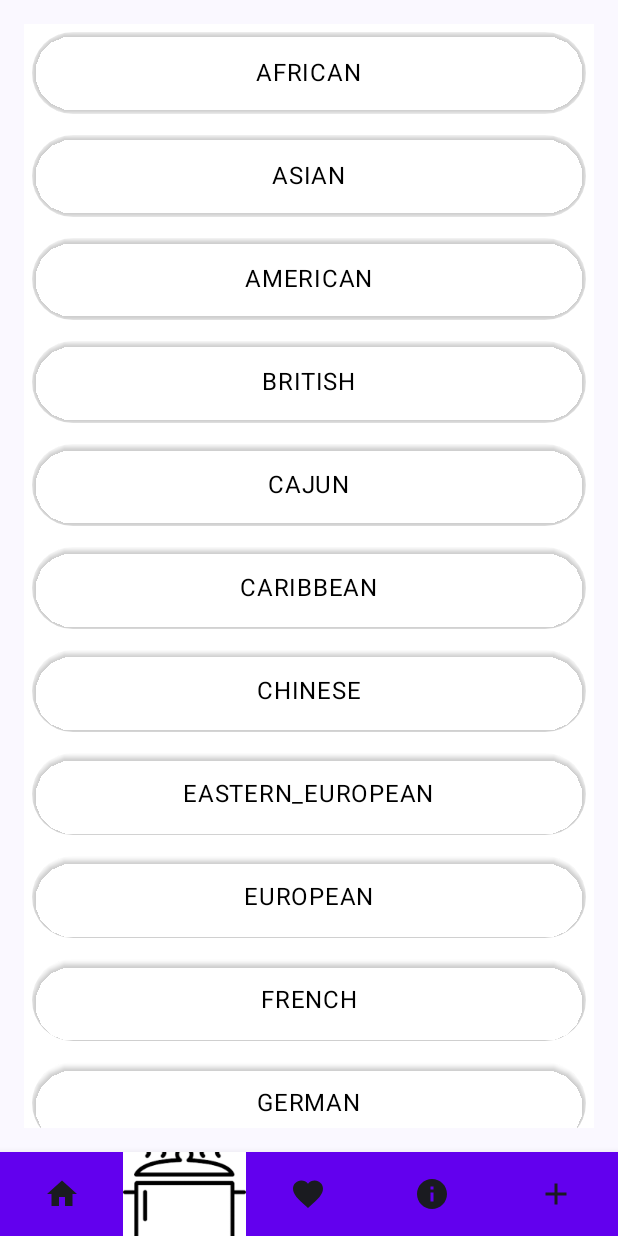
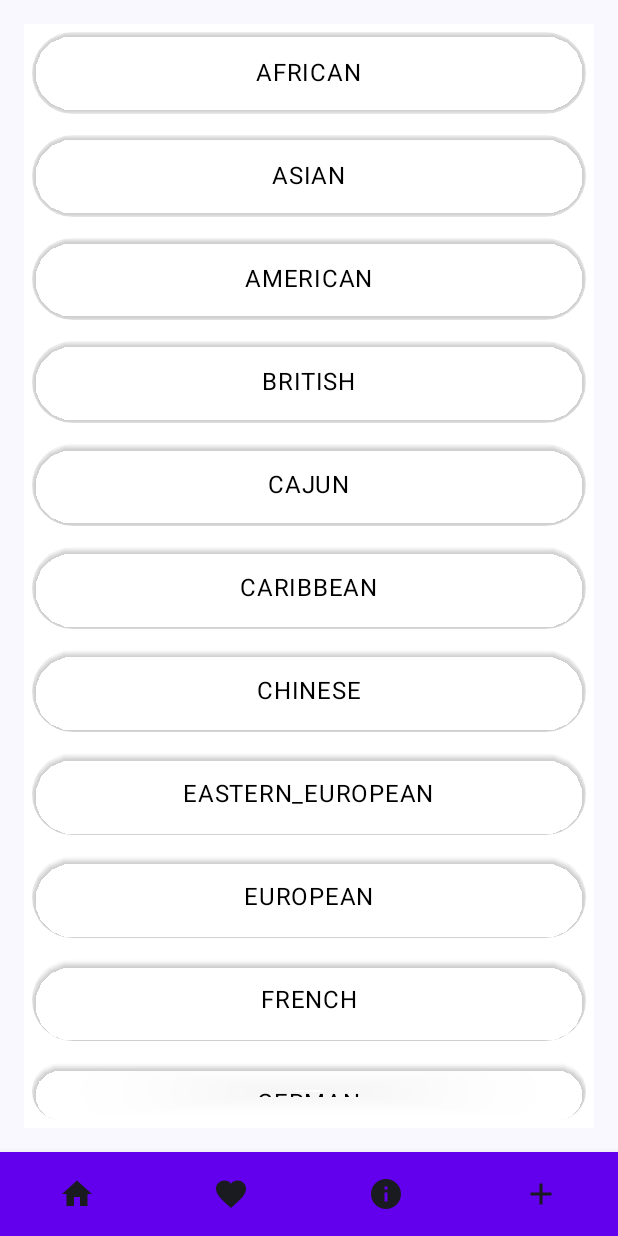
Before and after one commit to AyoubNedjar/RecipeFinderApp, an Android app built with Jetpack Compose: the SelectCuisineScreen screen opened through its navigation route, on a phone screen of 412 x 824 dp. Run offline under Robolectric (Android 15) with nearby library versions, the phone set to English and light mode, and no system bars.

Commit message:
correction projet + Qualité application UX : point 3,4, 6, 7 sont fait + Qualité application Bugs/Crashes  :points 3, 5 faits

```diff
--- a/app/src/main/java/com/example/mob_ayoub_project/Control.kt
+++ b/app/src/main/java/com/example/mob_ayoub_project/Control.kt
@@ -22,7 +22,6 @@ import androidx.navigation.NavHostController
 import androidx.navigation.compose.NavHost
 import androidx.navigation.compose.composable
 import androidx.navigation.compose.rememberNavController
-import com.example.mob_ayoub_project.ui.screens.login.He2bImage
 import com.example.mob_ayoub_project.ui.screens.login.StartConnection
 import androidx.compose.material.BottomNavigation
 import androidx.compose.material.BottomNavigationItem
@@ -55,7 +54,6 @@ import java.net.URLEncoder
  */
 enum class AyoubScreen(@StringRes val title: Int) {
     Start(title = R.string.app_name),
-    He2b(title = R.string.he2b),
     About(title = R.string.about),
     Cuisines(R.string.cuisines),
     AllRecipe(R.string.allRecipe),
@@ -71,7 +69,6 @@ enum class AyoubScreen(@StringRes val title: Int) {
  *
  * @param viewModel Manages the application's data, contains the email.
  * @param navController Manages navigation between the two destinations,
- * the connection page and the He2b page.
  */
 @Composable
 fun ControlApp(
@@ -100,7 +97,6 @@ fun ControlApp(
         topBar = {
                  if(currentScreen != AyoubScreen.Start
                      && currentScreen != AyoubScreen.Favorites
-                     && currentScreen != AyoubScreen.He2b
                      && currentScreen != AyoubScreen.About
                      && currentScreen != AyoubScreen.Cuisines){
                      TopAppBar (
@@ -124,7 +120,7 @@ fun ControlApp(
         //container that uses composable for navigation
         NavHost(
             navController = navController,
-            startDestination = AyoubScreen.Start.name,
+            startDestination = AyoubScreen.Cuisines.name,
             modifier = Modifier
                 .fillMaxSize()
                 .padding(paddingValues)
@@ -174,10 +170,6 @@ fun ControlApp(
                 DisplayAboutUser()
             }
 
-            composable(route = AyoubScreen.He2b.name) {
-                currentScreen = AyoubScreen.He2b
-                He2bImage()
-            }
 
             //Path for cuisines
             composable(route = AyoubScreen.Cuisines.name) {
@@ -214,7 +206,7 @@ fun ControlApp(
                         infosRecipeExist,
                         onButtonAddClicked = {theRecipeAddedInFavorits ->
                             recipeViewModel.addFavoriteInTheDatabase(theRecipeAddedInFavorits)
-                            navController.navigate(AyoubScreen.Favorites.name)
+
 
                         })
                 }
@@ -291,24 +283,12 @@ fun BottomNavigationBar(navController: NavHostController, currentScreen: AyoubSc
                         contentDescription = "Home"
                     )
                 },
-                selected = currentScreen == AyoubScreen.He2b,
+                selected = currentScreen == AyoubScreen.Cuisines,
                 onClick = {
-                    navController.navigate(route = AyoubScreen.He2b.name)
+                    navController.navigate(route = AyoubScreen.Cuisines.name)
                 }
             )
 
-            BottomNavigationItem(
-                icon = {
-                    Image(
-                        painter = painterResource(id = R.drawable.kitchen),
-                        contentDescription = "Cuisines"
-                    )
-                },
-                selected = currentScreen == AyoubScreen.Cuisines,
-                onClick = {
-                    navController.navigate(AyoubScreen.Cuisines.name)
-                }
-            )
 
             BottomNavigationItem(
                 icon = {
--- a/app/src/main/java/com/example/mob_ayoub_project/ui/screens/login/Connexion.kt
+++ b/app/src/main/java/com/example/mob_ayoub_project/ui/screens/login/Connexion.kt
@@ -10,7 +10,7 @@ import androidx.compose.ui.Alignment
 import androidx.compose.ui.tooling.preview.Preview
 import androidx.compose.ui.Modifier
 import androidx.compose.ui.unit.dp
-import com.example.mob_ayoub_project.models.LoginViewModel
+import androidx.compose.ui.text.input.PasswordVisualTransformation
 
 //login screen
 @Composable
@@ -65,7 +65,8 @@ fun StartConnection(
             TextField(
                 value = psw,
                 onValueChange = pswChange,
-                modifier = Modifier.weight(3f)
+                modifier = Modifier.weight(3f),
+                visualTransformation = PasswordVisualTransformation()
             )
         }
 
--- a/app/src/main/java/com/example/mob_ayoub_project/ui/screens/recipes/AboutCuisines.kt
+++ b/app/src/main/java/com/example/mob_ayoub_project/ui/screens/recipes/AboutCuisines.kt
@@ -8,9 +8,7 @@ import androidx.compose.foundation.layout.Spacer
 import androidx.compose.foundation.layout.fillMaxWidth
 import androidx.compose.foundation.layout.height
 import androidx.compose.foundation.layout.padding
-import androidx.compose.foundation.rememberScrollState
 import androidx.compose.foundation.shape.RoundedCornerShape
-import androidx.compose.foundation.verticalScroll
 
 import androidx.compose.material3.Text
 import androidx.compose.runtime.Composable
@@ -36,13 +34,13 @@ fun SelectCuisineScreen(
 ) {
 
     var selectedCuisine by rememberSaveable { mutableStateOf<Cuisine?>(null) }
-    val scrollState = rememberScrollState()
+
 
     Column(
         modifier = Modifier
             .padding(dimensionResource(R.dimen.padding_medium))
             .background(Color.White)
-            .verticalScroll(scrollState)
+
     ) {
         cuisines.forEachIndexed { index, item ->
 
@@ -55,7 +53,6 @@ fun SelectCuisineScreen(
                             onSelectionChanged(item)
                         }
                     )
-                    .background(if (selectedCuisine == item) Color.Blue else Color.Transparent)
                     .padding(5.dp)
                     .clip(RoundedCornerShape(percent = 50))
                     .shadow(
--- a/app/src/main/java/com/example/mob_ayoub_project/ui/screens/recipes/AllRecipeFromCuisineScreen.kt
+++ b/app/src/main/java/com/example/mob_ayoub_project/ui/screens/recipes/AllRecipeFromCuisineScreen.kt
@@ -32,10 +32,10 @@ fun AllRecipeFromCuisineScreen(
     onRecipeChoosed: (Recipe) -> Unit = {},
 ) {
 
-    val scrollState = rememberScrollState()
+
 
     Log.i("Liste attendu pour affichage", allRecipe.toString())
-    LazyColumn(modifier = Modifier.verticalScroll(scrollState)) {
+    LazyColumn() {
         items(items = allRecipe) { recipe ->
             ColumnItem(
                 modifier = Modifier,
--- a/app/src/main/java/com/example/mob_ayoub_project/ui/screens/recipes/OneRecipe.kt
+++ b/app/src/main/java/com/example/mob_ayoub_project/ui/screens/recipes/OneRecipe.kt
@@ -79,7 +79,7 @@ fun DisplayRecipeChoosed(
             )
         )
         recipe.veryHealthy?.let { isHealthy ->
-            val healthIndicator = if (isHealthy) "Sain" else "Pas très sain"
+            val healthIndicator = if (isHealthy) "Healthy" else "Not very healthy"
             Text(
                 text = healthIndicator,
                 fontSize = 16.sp,
```
Also changed, not shown: app/src/main/java/com/example/mob_ayoub_project/models/CuisineViewModel.kt (added, +47 -0 lines), app/src/main/java/com/example/mob_ayoub_project/models/FavoriteViewModel.kt (added, +38 -0 lines), app/src/main/java/com/example/mob_ayoub_project/models/RecipeDetailsViewModel.kt (added, +41 -0 lines), app/src/main/java/com/example/mob_ayoub_project/ui/screens/login/He2b.kt (deleted, +0 -36 lines).
